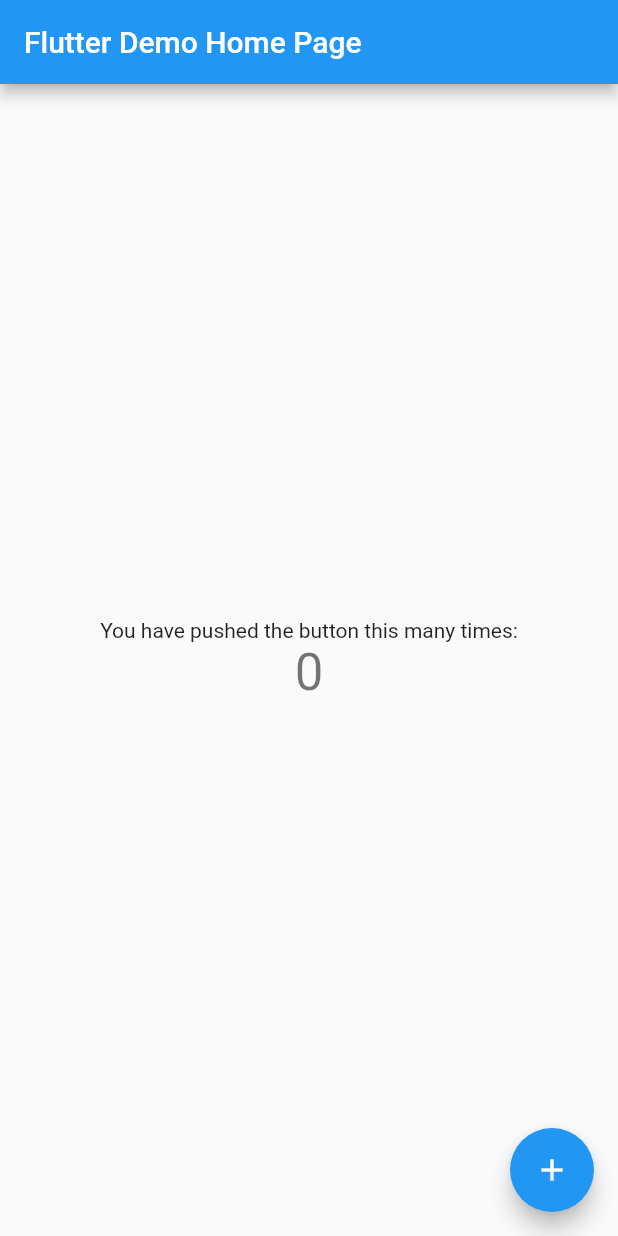
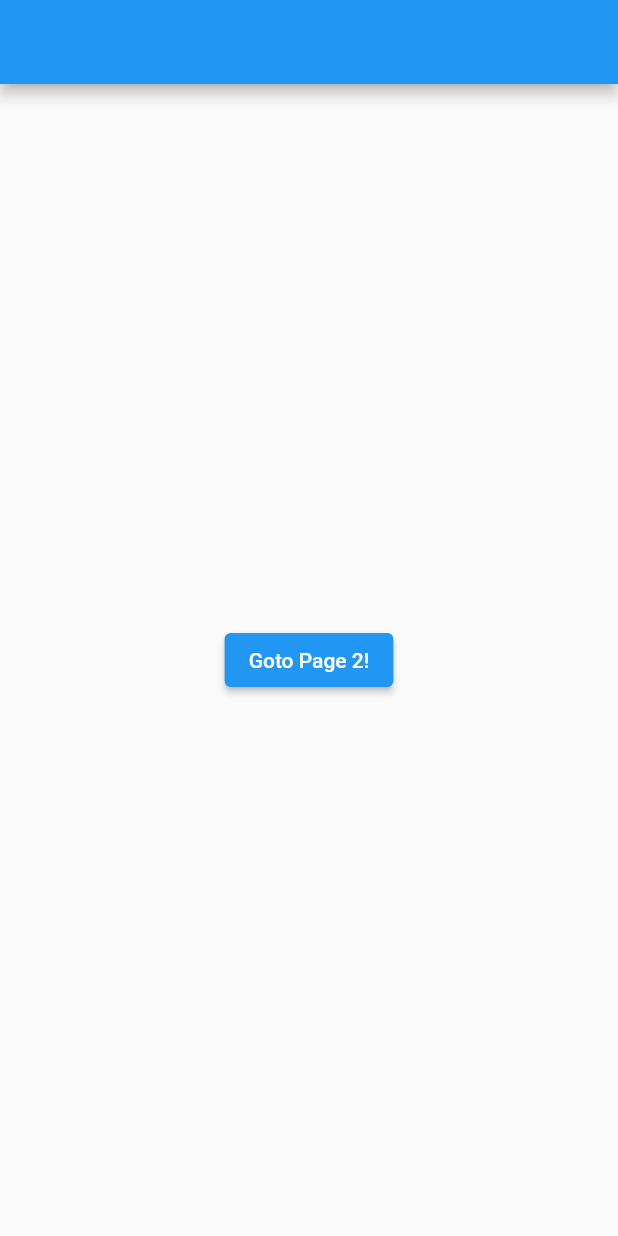
Before and after one commit to maxgdev/flutter_cookbook, a Flutter app: the screen it shows after launch, on a phone screen of 412 x 824 dp. Run offline on Flutter 3.47's test engine with Material 2 defaults, Android fonts, the phone set to English and light mode, and no system bars.

Commit message:
Setup home page and route to page 2

```diff
--- a/animation/lib/main.dart
+++ b/animation/lib/main.dart
@@ -1,117 +1,43 @@
 import 'package:flutter/material.dart';
 
-void main() {
-  runApp(MyApp());
+main() {
+  runApp(MaterialApp(
+    home: Page1(),
+  ));
 }
 
-class MyApp extends StatelessWidget {
-  // This widget is the root of your application.
-  @override
+class Page1 extends StatelessWidget {
   Widget build(BuildContext context) {
-    return MaterialApp(
-      title: 'Flutter Demo',
-      theme: ThemeData(
-        // This is the theme of your application.
-        //
-        // Try running your application with "flutter run". You'll see the
-        // application has a blue toolbar. Then, without quitting the app, try
-        // changing the primarySwatch below to Colors.green and then invoke
-        // "hot reload" (press "r" in the console where you ran "flutter run",
-        // or simply save your changes to "hot reload" in a Flutter IDE).
-        // Notice that the counter didn't reset back to zero; the application
-        // is not restarted.
-        primarySwatch: Colors.blue,
-        // This makes the visual density adapt to the platform that you run
-        // the app on. For desktop platforms, the controls will be smaller and
-        // closer together (more dense) than on mobile platforms.
-        visualDensity: VisualDensity.adaptivePlatformDensity,
+    return Scaffold(
+      appBar: AppBar(),
+      body: Center(
+        child: ElevatedButton(
+          child: Text('Goto Page 2!'),
+          onPressed: () {
+            Navigator.of(context).push(_createRoute());
+          },
+        ),
       ),
-      home: MyHomePage(title: 'Flutter Demo Home Page'),
     );
   }
 }
 
-class MyHomePage extends StatefulWidget {
-  MyHomePage({Key key, this.title}) : super(key: key);
-
-  // This widget is the home page of your application. It is stateful, meaning
-  // that it has a State object (defined below) that contains fields that affect
-  // how it looks.
-
-  // This class is the configuration for the state. It holds the values (in this
-  // case the title) provided by the parent (in this case the App widget) and
-  // used by the build method of the State. Fields in a Widget subclass are
-  // always marked "final".
-
-  final String title;
-
-  @override
-  _MyHomePageState createState() => _MyHomePageState();
+Route _createRoute() {
+  return PageRouteBuilder(
+    pageBuilder: (context, animation, secondaryAnimation) => Page2(),
+    transitionsBuilder: (context, animation, secondaryAnimation, child) {
+      return child;
+    },
+  );
 }
 
-class _MyHomePageState extends State<MyHomePage> {
-  int _counter = 0;
-
-  void _incrementCounter() {
-    setState(() {
-      // This call to setState tells the Flutter framework that something has
-      // changed in this State, which causes it to rerun the build method below
-      // so that the display can reflect the updated values. If we changed
-      // _counter without calling setState(), then the build method would not be
-      // called again, and so nothing would appear to happen.
-      _counter++;
-    });
-  }
-
-  @override
+class Page2 extends StatelessWidget {
   Widget build(BuildContext context) {
-    // This method is rerun every time setState is called, for instance as done
-    // by the _incrementCounter method above.
-    //
-    // The Flutter framework has been optimized to make rerunning build methods
-    // fast, so that you can just rebuild anything that needs updating rather
-    // than having to individually change instances of widgets.
     return Scaffold(
-      appBar: AppBar(
-        // Here we take the value from the MyHomePage object that was created by
-        // the App.build method, and use it to set our appbar title.
-        title: Text(widget.title),
+      appBar: AppBar(),
+      body: Center(
+        child: Text('This is Page 2'),
       ),
-      body: Center(
-        // Center is a layout widget. It takes a single child and positions it
-        // in the middle of the parent.
-        child: Column(
-          // Column is also a layout widget. It takes a list of children and
-          // arranges them vertically. By default, it sizes itself to fit its
-          // children horizontally, and tries to be as tall as its parent.
-          //
-          // Invoke "debug painting" (press "p" in the console, choose the
-          // "Toggle Debug Paint" action from the Flutter Inspector in Android
-          // Studio, or the "Toggle Debug Paint" command in Visual Studio Code)
-          // to see the wireframe for each widget.
-          //
-          // Column has various properties to control how it sizes itself and
-          // how it positions its children. Here we use mainAxisAlignment to
-          // center the children vertically; the main axis here is the vertical
-          // axis because Columns are vertical (the cross axis would be
-          // horizontal).
-          mainAxisAlignment: MainAxisAlignment.center,
-          children: <Widget>[
-            Text(
-              'You have pushed the button this many times:',
-            ),
-            Text(
-              '$_counter',
-              style: Theme.of(context).textTheme.headline4,
-            ),
-          ],
-        ),
-      ),
-      floatingActionButton: FloatingActionButton(
-        onPressed: _incrementCounter,
-        tooltip: 'Increment',
-        child: Icon(Icons.add),
-      ), // This trailing comma makes auto-formatting nicer for build methods.
     );
   }
 }
```
Also changed, not shown: 1 other file.
